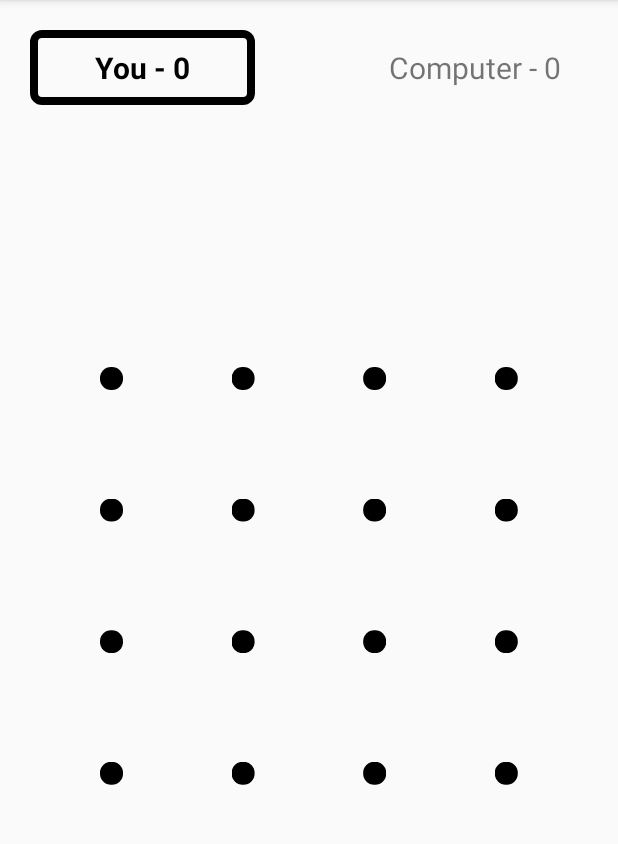
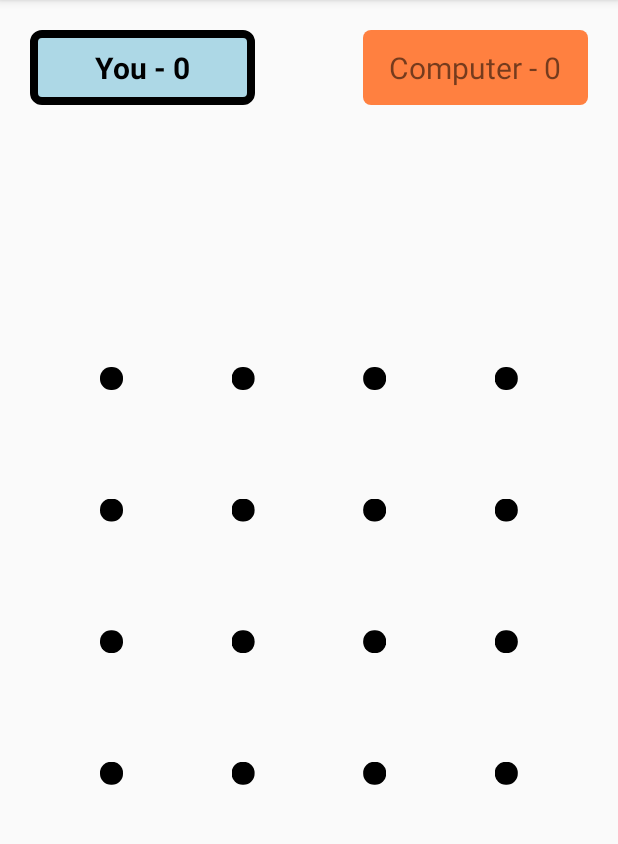
Before and after one commit to akuldr67/DotJoin, an Android app: the SinglePlayer screen opened directly, with no data from a screen before it, after a tap on "3*3", on a phone screen of 412 x 824 dp, the part 84-928 px from its top. Run offline under Robolectric (Android 15) with nearby library versions, the phone set to English and light mode, and no system bars; 1 other tap on this screen came first.

Commit message:
Single Player view disabled if comp's turn Notification icon for chat Colored score boxes

```diff
--- a/app/src/main/java/com/example/dotjoin/SinglePlayer.java
+++ b/app/src/main/java/com/example/dotjoin/SinglePlayer.java
@@ -38,6 +38,7 @@ public class SinglePlayer extends AppCompatActivity {
     private Vector<TextView> scoreViewVector;
     private CountDownTimer timer;
     private MutableLiveData<Integer>lastEdgeUpdated;
+    private Vector<Integer>highlightedBoxes,unhighlightedBoxes;
 
     @Override
     protected void onCreate(Bundle savedInstanceState) throws RuntimeException {
@@ -51,6 +52,16 @@ public class SinglePlayer extends AppCompatActivity {
         boardImage=findViewById(R.id.boardImage);
         rootLayout=findViewById(R.id.constraint);
         view =findViewById(R.id.view);
+
+        highlightedBoxes=new Vector<>();
+        unhighlightedBoxes=new Vector<>();
+
+        highlightedBoxes.add(R.drawable.highlighted_color_box_blue);
+        highlightedBoxes.add(R.drawable.highlighted_color_box_red);
+
+        unhighlightedBoxes.add(R.drawable.unhighlighted_color_box_blue);
+        unhighlightedBoxes.add(R.drawable.unhighlighted_color_box_red);
+
 
         //Getting ViewTreeObserver of the board Image
         ViewTreeObserver vto = boardImage.getViewTreeObserver();
@@ -104,12 +115,14 @@ public class SinglePlayer extends AppCompatActivity {
                                 //Setting params for corner text Views that display score
                                 scoreViewVector.set(0,(TextView) findViewById(R.id.player1));
                                 scoreViewVector.elementAt(0).setText(game.players.get(0).getName()+" - "+game.players.get(0).getScore());
+                                scoreViewVector.elementAt(0).setBackgroundResource(unhighlightedBoxes.get(0));
                                 scoreViewVector.set(1,(TextView) findViewById(R.id.computer_player));
                                 scoreViewVector.elementAt(1).setText(game.players.get(1).getName()+" - "+game.players.get(1).getScore());
+                                scoreViewVector.elementAt(1).setBackgroundResource(unhighlightedBoxes.get(1));
 
 
                                 //Highlighting the first Player TextView
-                                scoreViewVector.elementAt(0).setBackgroundResource(R.drawable.border);
+                                scoreViewVector.elementAt(0).setBackgroundResource(highlightedBoxes.get(0));
                                 scoreViewVector.elementAt(0).setTypeface(Typeface.DEFAULT_BOLD);
                                 scoreViewVector.elementAt(0).setTextColor(ContextCompat.getColor(SinglePlayer.this,R.color.black));
 
@@ -137,6 +150,7 @@ public class SinglePlayer extends AppCompatActivity {
                                             });
                                         }
                                         else if(game.getCurrentPlayer()==1){
+                                            view.setEnabled(false);
                                             timer = new CountDownTimer(500,100) {
                                                 @Override
                                                 public void onTick(long millisUntilFinished) {
@@ -148,6 +162,7 @@ public class SinglePlayer extends AppCompatActivity {
                                                     Log.d("checkk", "Timer Finished, Starting computers turn");
                                                     BoardHelperForAI b = new BoardHelperForAI(game.board);
                                                     int computerEdgeNo;
+                                                    view.setEnabled(true);
                                                     if (difficultyLevel == 1)
                                                         computerEdgeNo = b.giveNextEdgeNoEasy();
                                                     else {
@@ -234,13 +249,13 @@ public class SinglePlayer extends AppCompatActivity {
         int NoOfNewBox = game.board.isBoxCompleted(game.lastEdgeUpdated).size();
         if (NoOfNewBox == 0) {
             Log.d("checkk","no boxes made, Changing the turn");
-            scoreViewVector.elementAt(game.getCurrentPlayer()).setBackgroundResource(0);
+            scoreViewVector.elementAt(game.getCurrentPlayer()).setBackgroundResource(unhighlightedBoxes.get(game.getCurrentPlayer()));
             scoreViewVector.elementAt(game.getCurrentPlayer()).setTypeface(Typeface.DEFAULT);
             scoreViewVector.elementAt(game.getCurrentPlayer()).setTextColor(ContextCompat.getColor(SinglePlayer.this,R.color.grey));
 
             game.nextTurn();
 
-            scoreViewVector.elementAt(game.getCurrentPlayer()).setBackgroundResource(R.drawable.border);
+            scoreViewVector.elementAt(game.getCurrentPlayer()).setBackgroundResource(highlightedBoxes.get(game.getCurrentPlayer()));
             scoreViewVector.elementAt(game.getCurrentPlayer()).setTypeface(Typeface.DEFAULT_BOLD);
             scoreViewVector.elementAt(game.getCurrentPlayer()).setTextColor(ContextCompat.getColor(SinglePlayer.this,R.color.black));
         } else {
--- a/app/src/main/res/drawable/chat_box_background.xml
+++ b/app/src/main/res/drawable/chat_box_background.xml
@@ -6,9 +6,12 @@
         android:endColor="#C3DEF9"
         android:angle="270"
         />
+    <stroke
+        android:width="5dp"
+        android:color="#000000"/>
 
     <corners
-        android:radius="10dp"
+        android:radius="30dp"
         />
 
 
--- /dev/null
+++ b/app/src/main/res/drawable/highlighted_color_box_blue.xml
@@ -0,0 +1,18 @@
+<?xml version="1.0" encoding="utf-8"?>
+<shape xmlns:android="http://schemas.android.com/apk/res/android"
+    android:shape="rectangle">
+
+
+
+    <solid
+        android:color="@color/player1"
+
+        />
+    <stroke
+        android:width="5dp"
+        android:color="#000000"
+        />
+    <corners
+        android:radius="5dp"/>
+
+</shape>
--- /dev/null
+++ b/app/src/main/res/drawable/highlighted_color_box_red.xml
@@ -0,0 +1,18 @@
+<?xml version="1.0" encoding="utf-8"?>
+<shape xmlns:android="http://schemas.android.com/apk/res/android"
+    android:shape="rectangle">
+
+
+
+    <solid
+        android:color="@color/player2"
+
+        />
+    <stroke
+        android:width="5dp"
+        android:color="#000000"
+        />
+    <corners
+        android:radius="5dp"/>
+
+</shape>
--- /dev/null
+++ b/app/src/main/res/drawable/unhighlighted_color_box_blue.xml
@@ -0,0 +1,14 @@
+<?xml version="1.0" encoding="utf-8"?>
+<shape xmlns:android="http://schemas.android.com/apk/res/android"
+    android:shape="rectangle">
+
+
+
+    <solid
+        android:color="@color/player1"
+
+        />
+    <corners
+        android:radius="5dp"/>
+
+</shape>
--- /dev/null
+++ b/app/src/main/res/drawable/unhighlighted_color_box_red.xml
@@ -0,0 +1,15 @@
+<?xml version="1.0" encoding="utf-8"?>
+<shape xmlns:android="http://schemas.android.com/apk/res/android"
+    android:shape="rectangle">
+
+
+
+    <solid
+        android:color="@color/player2"
+
+        />
+
+    <corners
+        android:radius="5dp"/>
+
+</shape>
--- a/app/src/main/res/layout/activity_multi_player_offline.xml
+++ b/app/src/main/res/layout/activity_multi_player_offline.xml
@@ -67,5 +67,6 @@
         app:layout_constraintRight_toRightOf="parent"
         app:layout_constraintBottom_toBottomOf="parent"
         android:gravity="center"
-        android:textSize="20sp"/>
+        android:textSize="20sp"
+        />
 </androidx.constraintlayout.widget.ConstraintLayout>
--- a/app/src/main/res/values/colors.xml
+++ b/app/src/main/res/values/colors.xml
@@ -5,4 +5,8 @@
     <color name="colorAccent">#03DAC5</color>
     <color name="black">#000000</color>
     <color name="grey">#404040</color>
+    <color name="player1">#ADD8E6</color>
+    <color name="player2">#FF8040</color>
+    <color name="player3">#90EE90</color>
+    <color name="player4">#FFD801</color>
 </resources>
```
Also changed, not shown: app/src/main/java/com/example/dotjoin/MultiPlayerOffline.java (+19 -3 lines), app/src/main/java/com/example/dotjoin/OnlineGamePlay.java (+84 -44 lines), app/src/main/res/drawable/highlighted_color_box_green.xml (added, +18 -0 lines), app/src/main/res/drawable/highlighted_color_box_yellow.xml (added, +18 -0 lines), app/src/main/res/drawable/red_dot.xml (added, +10 -0 lines), app/src/main/res/drawable/unhighlighted_color_box_green.xml (added, +15 -0 lines), app/src/main/res/drawable/unhighlighted_color_box_yellow.xml (added, +15 -0 lines), app/src/main/res/layout/activity_online_game_play.xml (+22 -6 lines).
